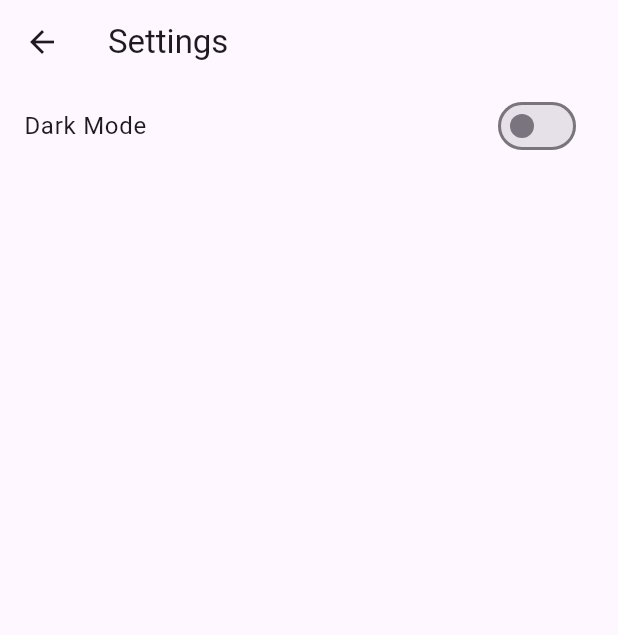
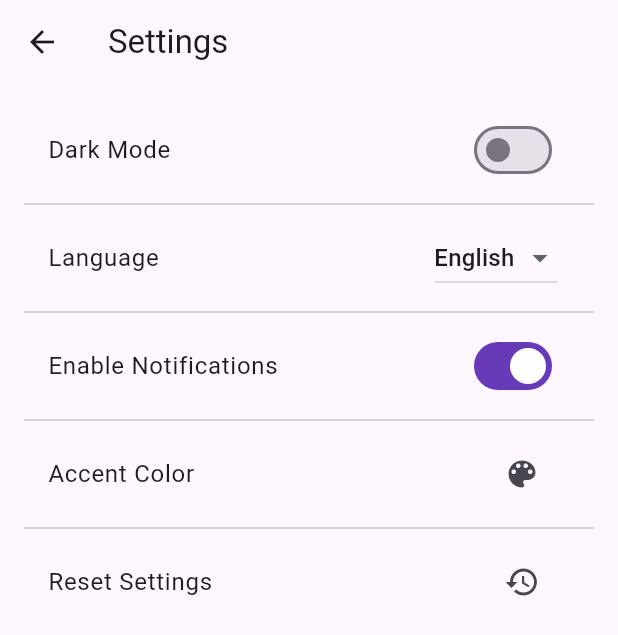
Before and after one commit to Sonykhan1121/Flutter-Apps-, a Flutter app: the screen it shows after launch, after a tap on the "settings" icon, on a phone screen of 412 x 824 dp. Shown: the top 635 px of the screen. Run offline on Flutter 3.47's test engine with Material 3 defaults, Android fonts, the phone set to English and light mode, and no system bars; our stand-ins replace qr_flutter, sqflite; missing offline and left inert: qr_code_scanner_plus; accounts and stored records are empty.

Commit message:
version 2 to do app

```diff
--- a/ToDoListApp/lib/pages/add_task_page.dart
+++ b/ToDoListApp/lib/pages/add_task_page.dart
@@ -3,6 +3,7 @@ import 'package:intl/intl.dart';
 import 'package:provider/provider.dart';
 import '../models/task_model.dart';
 import '../providers/task_provider.dart';
+import '../providers/theme_provider.dart';
 
 class AddTaskPage extends StatefulWidget {
   final Task? existingTask;
@@ -14,6 +15,7 @@ class AddTaskPage extends StatefulWidget {
 }
 
 class _AddTaskPageState extends State<AddTaskPage> {
+
   final _formKey = GlobalKey<FormState>();
   late TextEditingController _titleController;
   late TextEditingController _descriptionController;
@@ -41,6 +43,8 @@ class _AddTaskPageState extends State<AddTaskPage> {
 
   @override
   Widget build(BuildContext context) {
+    final themeProvider = Provider.of<ThemeProvider>(context);
+    final themeData = themeProvider.themeData;
     return Scaffold(
       appBar: AppBar(
         title: Text(
@@ -48,17 +52,18 @@ class _AddTaskPageState extends State<AddTaskPage> {
           style: TextStyle(
             fontSize: 24,
             fontWeight: FontWeight.bold,
-            color: Colors.white,
+            color: themeData.appBarTheme.titleTextStyle?.color,
           ),
         ),
-        backgroundColor: Colors.deepPurple, // Vibrant app bar color
+        backgroundColor: themeData.appBarTheme.backgroundColor, // Vibrant app bar color
         elevation: 10, // Add shadow for depth
-        iconTheme: IconThemeData(color: Colors.white), // White back icon
+        iconTheme: themeData.appBarTheme.iconTheme, // White back icon
       ),
       body: Container(
         decoration: BoxDecoration(
           gradient: LinearGradient(
-            colors: [Colors.deepPurple.shade50, Colors.white],
+            colors: [themeData.colorScheme.primary.withOpacity(0.05),
+              themeData.scaffoldBackgroundColor],
             begin: Alignment.topCenter,
             end: Alignment.bottomCenter,
           ),
@@ -106,18 +111,22 @@ class _AddTaskPageState extends State<AddTaskPage> {
     required IconData icon,
     String? Function(String?)? validator,
   }) {
+    final themeProvider = Provider.of<ThemeProvider>(context);
+    final themeData = themeProvider.themeData;
     return TextFormField(
       controller: controller,
+      style: TextStyle(color: themeData.colorScheme.onSurface),
       decoration: InputDecoration(
         labelText: label,
-        prefixIcon: Icon(icon, color: Colors.deepPurple),
+        labelStyle: TextStyle(color: themeData.colorScheme.onSurface),
+        prefixIcon: Icon(icon, color: themeData.colorScheme.primary),
         border: OutlineInputBorder(
           borderRadius: BorderRadius.circular(12),
-          borderSide: BorderSide(color: Colors.deepPurple),
+          borderSide: BorderSide(color: themeData.colorScheme.primary),
         ),
         focusedBorder: OutlineInputBorder(
           borderRadius: BorderRadius.circular(12),
-          borderSide: BorderSide(color: Colors.deepPurple, width: 2),
+          borderSide: BorderSide(color: themeData.colorScheme.primary, width: 2),
         ),
       ),
       validator: validator,
@@ -125,18 +134,20 @@ class _AddTaskPageState extends State<AddTaskPage> {
   }
 
   Widget _buildDatePickerField() {
+    final themeData = Provider.of<ThemeProvider>(context).themeData;
     return TextFormField(
       controller: _dueDateController,
       decoration: InputDecoration(
         labelText: 'Due Date',
-        prefixIcon: Icon(Icons.calendar_today, color: Colors.deepPurple),
+        labelStyle: TextStyle(color: themeData.colorScheme.onSurface),
+        prefixIcon: Icon(Icons.calendar_today, color: themeData.colorScheme.primary),
         border: OutlineInputBorder(
           borderRadius: BorderRadius.circular(12),
-          borderSide: BorderSide(color: Colors.deepPurple),
+          borderSide: BorderSide(color: themeData.colorScheme.primary),
         ),
         focusedBorder: OutlineInputBorder(
           borderRadius: BorderRadius.circular(12),
-          borderSide: BorderSide(color: Colors.deepPurple, width: 2),
+          borderSide: BorderSide(color: themeData.colorScheme.primary, width: 2),
         ),
       ),
       onTap: () async {
@@ -155,6 +166,7 @@ class _AddTaskPageState extends State<AddTaskPage> {
   }
 
   Widget _buildPriorityDropdown() {
+    final themeData = Provider.of<ThemeProvider>(context).themeData;
     return DropdownButtonFormField<int>(
       value: _priority,
       items: [
@@ -171,29 +183,34 @@ class _AddTaskPageState extends State<AddTaskPage> {
         labelText: 'Priority',
         border: OutlineInputBorder(
           borderRadius: BorderRadius.circular(12),
-          borderSide: BorderSide(color: Colors.deepPurple),
+          borderSide: BorderSide(color: themeData.colorScheme.primary),
         ),
         focusedBorder: OutlineInputBorder(
           borderRadius: BorderRadius.circular(12),
-          borderSide: BorderSide(color: Colors.deepPurple, width: 2),
+          borderSide: BorderSide(color: themeData.colorScheme.primary, width: 2),
         ),
       ),
     );
   }
 
+
   Widget _buildSaveButton() {
+    final themeData = Provider.of<ThemeProvider>(context).themeData;
     return ElevatedButton(
       onPressed: _submit,
       style: ElevatedButton.styleFrom(
-        backgroundColor: Colors.deepPurple, // Button color
-        padding: EdgeInsets.symmetric(vertical: 16),
+        backgroundColor: themeData.colorScheme.primary, // Use primary color for the button
+        padding: EdgeInsets.symmetric(vertical: 16, horizontal: 20),
         shape: RoundedRectangleBorder(
           borderRadius: BorderRadius.circular(12),
         ),
       ),
       child: Text(
         'Save Task',
-        style: TextStyle(fontSize: 18),
+        style: TextStyle(
+          fontSize: 18,
+          color: themeData.colorScheme.onPrimary, // Use onPrimary color for the text
+        ),
       ),
     );
   }
--- a/ToDoListApp/lib/pages/home_page.dart
+++ b/ToDoListApp/lib/pages/home_page.dart
@@ -2,12 +2,21 @@ import 'package:flutter/material.dart';
 import 'package:provider/provider.dart';
 import 'package:to_do_list/pages/settings_page.dart';
 import '../providers/task_provider.dart';
+import '../providers/theme_provider.dart'; // Add this import
 import 'add_task_page.dart';
 import '../widgets/task_tile.dart';
 
-class HomePage extends StatelessWidget {
+class HomePage extends StatefulWidget {
+  @override
+  State<HomePage> createState() => _HomePageState();
+}
+
+class _HomePageState extends State<HomePage> {
   @override
   Widget build(BuildContext context) {
+    final themeProvider = Provider.of<ThemeProvider>(context); // Get theme provider
+    final themeData = themeProvider.themeData; // Get current theme data
+
     return Scaffold(
       appBar: AppBar(
         title: Text(
@@ -15,14 +24,14 @@ class HomePage extends StatelessWidget {
           style: TextStyle(
             fontSize: 24,
             fontWeight: FontWeight.bold,
-            color: Colors.white,
+            color: themeData.appBarTheme.titleTextStyle?.color, // Use theme color
           ),
         ),
-        backgroundColor: Colors.deepPurple, // Vibrant app bar color
-        elevation: 10, // Add shadow for depth
+        backgroundColor: themeData.colorScheme.primary, // Use theme color
+        elevation: 10,
         actions: [
           IconButton(
-            icon: Icon(Icons.settings, color: Colors.white),
+            icon: Icon(Icons.settings, color: themeData.iconTheme.color),
             onPressed: () => Navigator.push(
               context,
               MaterialPageRoute(builder: (context) => SettingsPage()),
@@ -40,7 +49,7 @@ class HomePage extends StatelessWidget {
                   Icon(
                     Icons.assignment,
                     size: 80,
-                    color: Colors.deepPurple.withOpacity(0.5),
+                    color: themeData.colorScheme.primary.withOpacity(0.5),
                   ),
                   SizedBox(height: 16),
                   Text(
@@ -48,7 +57,7 @@ class HomePage extends StatelessWidget {
                     textAlign: TextAlign.center,
                     style: TextStyle(
                       fontSize: 18,
-                      color: Colors.grey[600],
+                      color: themeData.colorScheme.onSurface.withOpacity(0.7),
                     ),
                   ),
                 ],
@@ -84,7 +93,7 @@ class HomePage extends StatelessWidget {
                   shape: RoundedRectangleBorder(
                     borderRadius: BorderRadius.circular(12),
                   ),
-                  color: _getPriorityColor(task.priority), // Set background color based on priority
+                  color: _getPriorityColor(task.priority),
                   child: InkWell(
                     borderRadius: BorderRadius.circular(12),
                     onTap: () => Navigator.push(
@@ -112,25 +121,24 @@ class HomePage extends StatelessWidget {
           );
         },
         child: Icon(Icons.add, color: Colors.white),
-        backgroundColor: Colors.deepPurple,
+        backgroundColor: themeData.colorScheme.primary, // Use theme color
         elevation: 8,
-        splashColor: Colors.purpleAccent, // Add splash effect
+        splashColor: themeData.colorScheme.secondary,
       ),
-      backgroundColor: Colors.grey[100], // Light background for contrast
+      backgroundColor: themeData.scaffoldBackgroundColor, // Use theme background
     );
   }
 
-  // Helper function to get priority-based background color
   Color _getPriorityColor(int priority) {
     switch (priority) {
-      case 1: // Low priority
+      case 1:
         return Colors.green.shade100;
-      case 2: // Medium priority
+      case 2:
         return Colors.orange.shade100;
-      case 3: // High priority
+      case 3:
         return Colors.red.shade100;
       default:
-        return Colors.white; // Default color
+        return Theme.of(context).cardTheme.color ?? Colors.white;
     }
   }
 }
--- a/ToDoListApp/lib/pages/settings_page.dart
+++ b/ToDoListApp/lib/pages/settings_page.dart
@@ -13,13 +13,71 @@ class SettingsPage extends StatelessWidget {
         title: Text(Constants.settingsTitle),
       ),
       body: ListView(
+        padding: EdgeInsets.all(16),
         children: [
-          ListTile(
-            title: Text(Constants.darkModeToggle),
+          // Dark Mode Toggle
+          _buildSettingTile(
+            title: Constants.darkModeToggle,
             trailing: Switch(
-              value: themeProvider.isDarkMode, // Use the isDarkMode getter
+              value: themeProvider.isDarkMode,
               onChanged: (bool value) {
-                themeProvider.toggleTheme(); // Toggle theme on change
+                themeProvider.toggleTheme();
+              },
+            ),
+          ),
+          Divider(),
+
+          // Language Selection
+          _buildSettingTile(
+            title: 'Language',
+            trailing: DropdownButton<String>(
+              value: 'English', // Default language
+              onChanged: (String? newValue) {
+                // Handle language change
+                // You can integrate a localization package like `flutter_localizations`
+              },
+              items: <String>['English', 'Spanish', 'French', 'German']
+                  .map<DropdownMenuItem<String>>((String value) {
+                return DropdownMenuItem<String>(
+                  value: value,
+                  child: Text(value),
+                );
+              }).toList(),
+            ),
+          ),
+          Divider(),
+
+          // Notification Preferences
+          _buildSettingTile(
+            title: 'Enable Notifications',
+            trailing: Switch(
+              value: true, // Default value
+              onChanged: (bool value) {
+                // Handle notification toggle
+              },
+            ),
+          ),
+          Divider(),
+
+          // Appearance Customization
+          _buildSettingTile(
+            title: 'Accent Color',
+            trailing: IconButton(
+              icon: Icon(Icons.color_lens),
+              onPressed: () {
+                _showColorPicker(context, themeProvider);
+              },
+            ),
+          ),
+          Divider(),
+
+          // Reset Settings
+          _buildSettingTile(
+            title: 'Reset Settings',
+            trailing: IconButton(
+              icon: Icon(Icons.restore),
+              onPressed: () {
+                _showResetConfirmationDialog(context, themeProvider);
               },
             ),
           ),
@@ -27,4 +85,79 @@ class SettingsPage extends StatelessWidget {
       ),
     );
   }
+
+  // Helper method to build a consistent setting tile
+  Widget _buildSettingTile({required String title, required Widget trailing}) {
+    return ListTile(
+      title: Text(title),
+      trailing: trailing,
+    );
+  }
+
+  // Show a color picker dialog for accent color customization
+  void _showColorPicker(BuildContext context, ThemeProvider themeProvider) {
+    final List<Color> colors = [
+      Colors.deepPurple,
+      Colors.blue,
+      Colors.green,
+      Colors.orange,
+      Colors.red,
+    ];
+
+    showDialog(
+      context: context,
+      builder: (context) {
+        return AlertDialog(
+          title: Text('Choose Accent Color'),
+          content: Wrap(
+            spacing: 8,
+            runSpacing: 8,
+            children: colors.map((color) {
+              return GestureDetector(
+                onTap: () {
+                  themeProvider.setAccentColor(color);
+                  Navigator.pop(context);
+                },
+                child: Container(
+                  width: 50,
+                  height: 50,
+                  decoration: BoxDecoration(
+                    color: color,
+                    borderRadius: BorderRadius.circular(25),
+                  ),
+                ),
+              );
+            }).toList(),
+          ),
+        );
+      },
+    );
+  }
+
+  // Show a confirmation dialog for resetting settings
+  void _showResetConfirmationDialog(
+      BuildContext context, ThemeProvider themeProvider) {
+    showDialog(
+      context: context,
+      builder: (context) {
+        return AlertDialog(
+          title: Text('Reset Settings'),
+          content: Text('Are you sure you want to reset all settings?'),
+          actions: [
+            TextButton(
+              onPressed: () => Navigator.pop(context),
+              child: Text('Cancel'),
+            ),
+            TextButton(
+              onPressed: () {
+                themeProvider.resetSettings(); // Reset theme and other settings
+                Navigator.pop(context);
+              },
+              child: Text('Reset', style: TextStyle(color: Colors.red)),
+            ),
+          ],
+        );
+      },
+    );
+  }
 }
--- a/ToDoListApp/lib/providers/theme_provider.dart
+++ b/ToDoListApp/lib/providers/theme_provider.dart
@@ -1,19 +1,63 @@
 import 'package:flutter/material.dart';
 
 class ThemeProvider extends ChangeNotifier {
-  ThemeData _themeData = ThemeData.light(); // Default to light theme
+  ThemeData _themeData;
+  Color _accentColor = Colors.deepPurple; // Default accent color
+
+  ThemeProvider({bool isDarkMode = false})
+      : _themeData = isDarkMode ? ThemeData.dark() : ThemeData.light() {
+    // Initialize the theme with the default accent color
+    _themeData = _themeData.copyWith(
+      colorScheme: _themeData.colorScheme.copyWith(
+        primary: _accentColor,
+        secondary: _accentColor,
+      ),
+    );
+  }
 
   ThemeData get themeData => _themeData;
 
-  // Define isDarkMode based on the current theme
+  // Getter for accent color
+  Color get accentColor => _accentColor;
+
+  // Check if the current theme is dark mode
   bool get isDarkMode => _themeData.brightness == Brightness.dark;
 
+  // Toggle between light and dark themes
   void toggleTheme() {
-    if (_themeData.brightness == Brightness.light) {
-      _themeData = ThemeData.dark(); // Switch to dark theme
-    } else {
-      _themeData = ThemeData.light(); // Switch to light theme
-    }
-    notifyListeners(); // Notify listeners about the theme change
+    _themeData = isDarkMode ? ThemeData.light() : ThemeData.dark();
+    _applyAccentColor(); // Reapply the accent color after toggling the theme
+    notifyListeners();
+  }
+
+  // Set a custom accent color
+  void setAccentColor(Color color) {
+    _accentColor = color;
+    _applyAccentColor();
+    notifyListeners();
+  }
+
+  // Reset all theme settings to default
+  void resetSettings() {
+    _accentColor = Colors.deepPurple; // Reset to default accent color
+    _themeData = ThemeData.light(); // Reset to light theme
+    _applyAccentColor();
+    notifyListeners();
+  }
+
+  // Helper method to apply the accent color to the current theme
+  void _applyAccentColor() {
+    _themeData = _themeData.copyWith(
+      colorScheme: _themeData.colorScheme.copyWith(
+        primary: _accentColor,
+        secondary: _accentColor,
+      ),
+      appBarTheme: AppBarTheme(
+        backgroundColor: _accentColor,
+      ),
+      floatingActionButtonTheme: FloatingActionButtonThemeData(
+        backgroundColor: _accentColor,
+      ),
+    );
   }
 }
```
Also changed, not shown: 4 other files.
